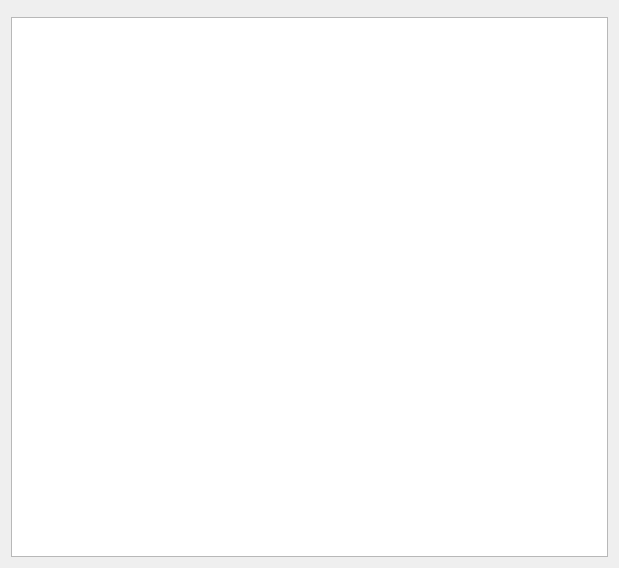
Above: Code/Tools/Libs/GuiFoundation/Widgets/CVarWidget.ui from ezEngine/ezEngine before the change. Below: the same form after it.
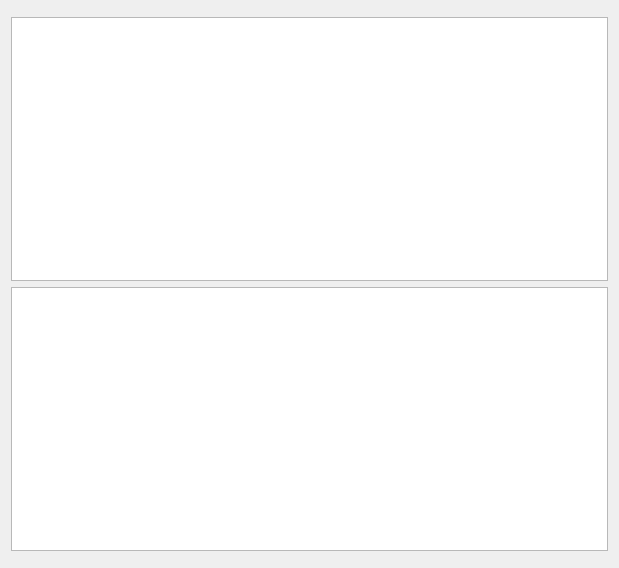
That is the form after the change. Custom widgets are drawn as their Qt base class.

The edit to the form file:
```diff
--- a/Code/Tools/Libs/GuiFoundation/Widgets/CVarWidget.ui
+++ b/Code/Tools/Libs/GuiFoundation/Widgets/CVarWidget.ui
@@ -30,6 +30,22 @@
      </property>
     </widget>
    </item>
+   <item>
+    <widget class="QTextEdit" name="ConsoleOutput">
+     <property name="undoRedoEnabled">
+      <bool>false</bool>
+     </property>
+     <property name="lineWrapMode">
+      <enum>QTextEdit::NoWrap</enum>
+     </property>
+     <property name="readOnly">
+      <bool>true</bool>
+     </property>
+    </widget>
+   </item>
+   <item>
+    <widget class="ezQtSearchWidget" name="ConsoleInput" native="true"/>
+   </item>
   </layout>
  </widget>
  <customwidgets>
```
